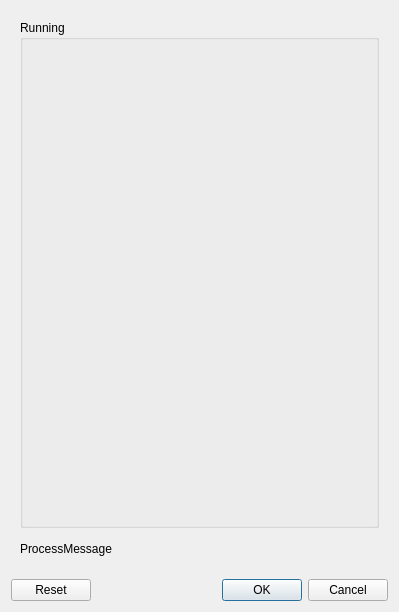
Old version of the form ui/BenchmarkWindow.ui in the repository V6lhost/pardus-swap-manager.
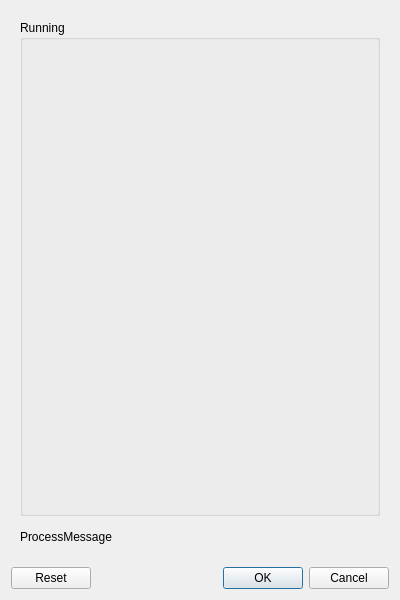
New version of the form. The open tabs and pages were chosen to show the change.

Commit message: benchmark: ui: fix: defining currentIndex to page 1 causes to misfunction setFixedSize()

```diff
--- a/ui/BenchmarkWindow.ui
+++ b/ui/BenchmarkWindow.ui
@@ -6,8 +6,8 @@
    <rect>
     <x>0</x>
     <y>0</y>
-    <width>388</width>
-    <height>612</height>
+    <width>400</width>
+    <height>600</height>
    </rect>
   </property>
   <property name="windowTitle">
```
Left out of the diff: 2 changed lines with no effect on the pictures.
